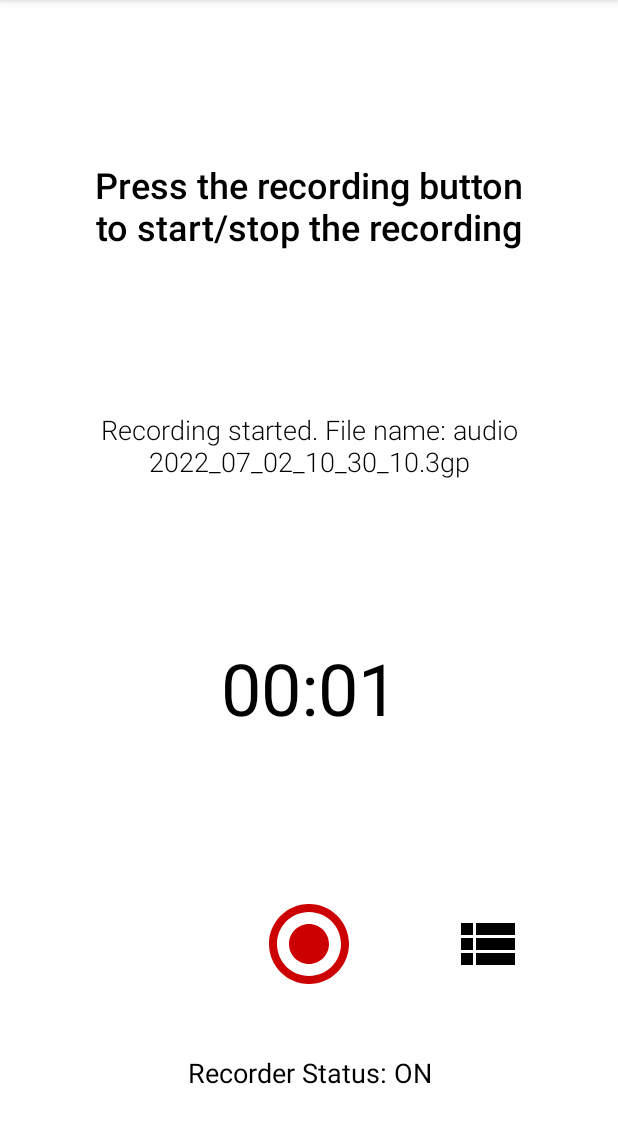
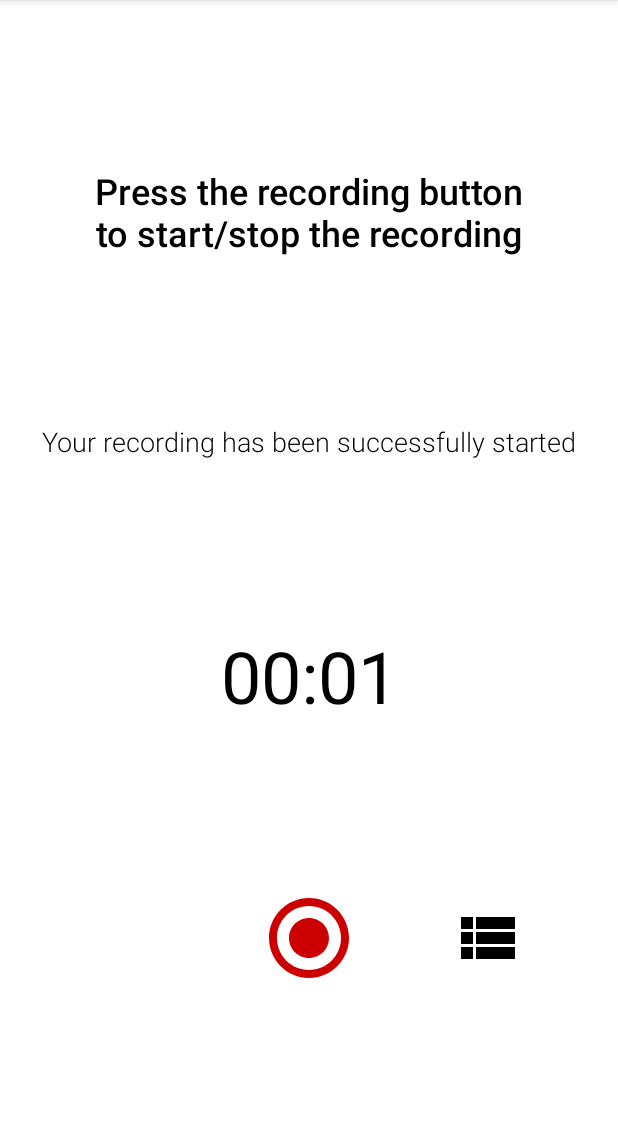
Before and after one commit to s93r/MyAudio, an Android app: the screen it shows after launch (MainActivity), after a tap on an icon or button, on a phone screen of 412 x 824 dp, the part 84-1227 px from its top. Run offline under Robolectric (Android 15) with nearby library versions, the phone set to English and light mode, and no system bars; libraries missing offline, so code that uses them is left out: it.uninsubria.pdm.

Commit message:
fragment recorder page : code cleanup v.3

```diff
--- a/app/src/main/java/it/uninsubria/pdm/rizzi/myaudio/RecorderPageFragment.kt
+++ b/app/src/main/java/it/uninsubria/pdm/rizzi/myaudio/RecorderPageFragment.kt
@@ -8,10 +8,7 @@ import android.os.SystemClock
 import android.view.LayoutInflater
 import android.view.View
 import android.view.ViewGroup
-import android.widget.Button
-import android.widget.Chronometer
-import android.widget.ImageView
-import android.widget.TextView
+import android.widget.*
 import androidx.core.app.ActivityCompat
 import androidx.core.content.ContextCompat
 import androidx.fragment.app.Fragment
@@ -41,15 +38,17 @@ class RecorderPageFragment : Fragment() {
     private lateinit var filenameTextView: TextView
     private lateinit var timerChronometer: Chronometer
     private lateinit var recorderButtonImageView: ImageView
-    private lateinit var recorderStatusTextView: TextView
     private lateinit var tracklistImageView: ImageView
 
     // Declare non-GUI variables
     private lateinit var mediaRecorder: MediaRecorder
+    private lateinit var myAudioTrackName: String
+    private lateinit var myAudioTrackPath: String
     private lateinit var navController: NavController
 
     // Other variables
     private var isRecording: Boolean = false
+    private var myFileFormat: SimpleDateFormat = SimpleDateFormat("yyyy_MM_dd_hh_mm_ss")
     private var recordingPermission: String = Manifest.permission.RECORD_AUDIO
     private var writingPermission: String = Manifest.permission.WRITE_EXTERNAL_STORAGE
 
@@ -68,36 +67,29 @@ class RecorderPageFragment : Fragment() {
 
     override fun onViewCreated(view: View, savedInstanceState: Bundle?) {
         super.onViewCreated(view, savedInstanceState)
-
         // Initialise GUI elements
         filenameTextView = filename_text_view
         recorderButtonImageView = recorder_button_image_view
-        recorderStatusTextView = recorder_status_text_view
         timerChronometer = timer_chronometer
         tracklistImageView = tracklist_image_view
-
         // Initialise non-GUI elements
         navController = Navigation.findNavController(view)
-
         // Implement OnClickListener interface
         recorderButtonImageView.setOnClickListener {
             if (checkPermission()) {
                 if (isRecording) {
                     stopRecording()
                     recorderButtonImageView.drawable.setTintList(resources.getColorStateList(android.R.color.black, null))
-                    recorderStatusTextView.text = "Recorder Status: OFF"
                     isRecording = false
                 } else {
                     startRecording()
                     recorderButtonImageView.drawable.setTintList(resources.getColorStateList(android.R.color.holo_red_dark, null))
-                    recorderStatusTextView.text = "Recorder Status: ON"
                     isRecording = true
                 }
             } else {
                 requestPermission()
             }
         }
-
         tracklistImageView.setOnClickListener {
             navController.navigate(R.id.action_recorderPageFragment_to_recordingListFragment)
         }
@@ -112,32 +104,33 @@ class RecorderPageFragment : Fragment() {
     }
 
     private fun stopRecording() {
+        // Stop the chronometer
         timerChronometer.stop()
-
-        filenameTextView.text = "Recording terminated. File saved to memory."
-
+        // Stop the media recorder
         mediaRecorder.stop()
         mediaRecorder.release()
+        // Update recording information
+        filenameTextView.text = "Your recording has been successfully saved to memory"
+        Toast.makeText(context, "Recording terminated.", Toast.LENGTH_SHORT).show()
     }
 
     private fun startRecording() {
+        // Start the chronometer
         timerChronometer.base = SystemClock.elapsedRealtime()
         timerChronometer.start()
-
-        // val path = Environment.getExternalStorageDirectory().absolutePath
-        val path = activity?.getExternalFilesDir(null)?.absolutePath
-        val formatter: SimpleDateFormat = SimpleDateFormat("yyyy_MM_dd_hh_mm_ss")
-
-        val file = "audio " + formatter.format(Date()) + ".3gp"
-
-        filenameTextView.text = "Recording started. File name: " + file
-
+        // Retrieve audio track file information
+        myAudioTrackPath = activity!!.getExternalFilesDir(null)!!.absolutePath
+        myAudioTrackName = "memo_${myFileFormat.format(Date())}.3gp"
+        // Update recording information
+        filenameTextView.text = "Your recording has been successfully started"
+        Toast.makeText(context, "Recording started.", Toast.LENGTH_SHORT).show()
+        // Initialise the media recorder
         mediaRecorder = MediaRecorder()
         mediaRecorder.setAudioSource(MediaRecorder.AudioSource.MIC)
         mediaRecorder.setOutputFormat(MediaRecorder.OutputFormat.THREE_GPP)
         mediaRecorder.setAudioEncoder(MediaRecorder.AudioEncoder.AMR_NB)
-        mediaRecorder.setOutputFile(path+"/"+file)
-
+        mediaRecorder.setOutputFile("$myAudioTrackPath/$myAudioTrackName")
+        // Start the media recorder
         try {
             mediaRecorder.prepare()
             mediaRecorder.start()
@@ -146,7 +139,6 @@ class RecorderPageFragment : Fragment() {
         } catch (e: IOException) {
             e.printStackTrace()
         }
-
     }
 
     companion object {
--- a/app/src/main/res/layout/fragment_recorder_page.xml
+++ b/app/src/main/res/layout/fragment_recorder_page.xml
@@ -69,18 +69,4 @@
         app:layout_constraintStart_toStartOf="parent"
         app:layout_constraintTop_toBottomOf="@id/timer_chronometer" />
 
-    <TextView
-        android:id="@+id/recorder_status_text_view"
-        android:layout_width="wrap_content"
-        android:layout_height="wrap_content"
-        android:fontFamily="sans-serif"
-        android:text="Recorder Status: OFF"
-        android:textAlignment="center"
-        android:textColor="@color/black"
-        android:textSize="18dp"
-        app:layout_constraintBottom_toBottomOf="parent"
-        app:layout_constraintEnd_toEndOf="@id/recorder_button_image_view"
-        app:layout_constraintStart_toStartOf="@id/recorder_button_image_view"
-        app:layout_constraintTop_toBottomOf="@id/recorder_button_image_view" />
-
 </androidx.constraintlayout.widget.ConstraintLayout>
```
